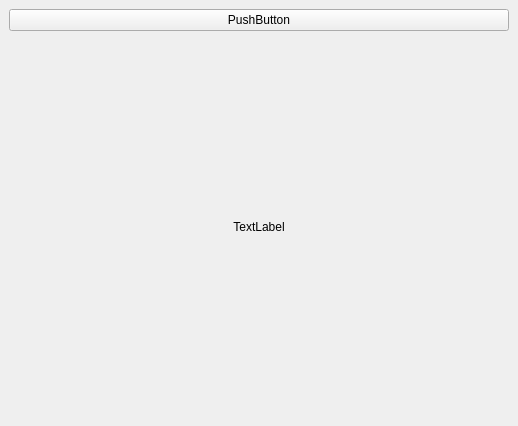
Above: runey_1/mainwindow.ui from Harmonised7/qt-projects before the change. Below: the same form after it.
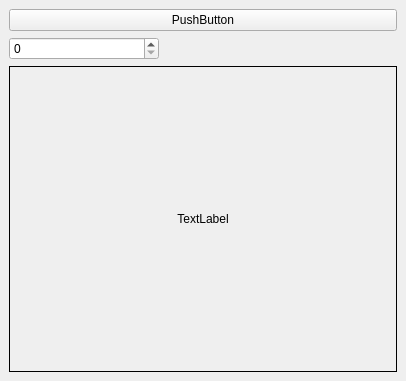
That is the form after the change.

Diff of the .ui file:
```diff
--- a/runey_1/mainwindow.ui
+++ b/runey_1/mainwindow.ui
@@ -6,8 +6,8 @@
    <rect>
     <x>0</x>
     <y>0</y>
-    <width>518</width>
-    <height>426</height>
+    <width>406</width>
+    <height>381</height>
    </rect>
   </property>
   <property name="windowTitle">
@@ -25,11 +25,27 @@
       </property>
      </widget>
     </item>
+    <item>
+     <widget class="QSpinBox" name="spinBox">
+      <property name="maximumSize">
+       <size>
+        <width>150</width>
+        <height>16777215</height>
+       </size>
+      </property>
+      <property name="maximum">
+       <number>5000</number>
+      </property>
+     </widget>
+    </item>
     <item>
      <widget class="QLabel" name="label">
       <property name="layoutDirection">
        <enum>Qt::LeftToRight</enum>
       </property>
+      <property name="frameShape">
+       <enum>QFrame::Box</enum>
+      </property>
       <property name="text">
        <string>TextLabel</string>
       </property>
```
